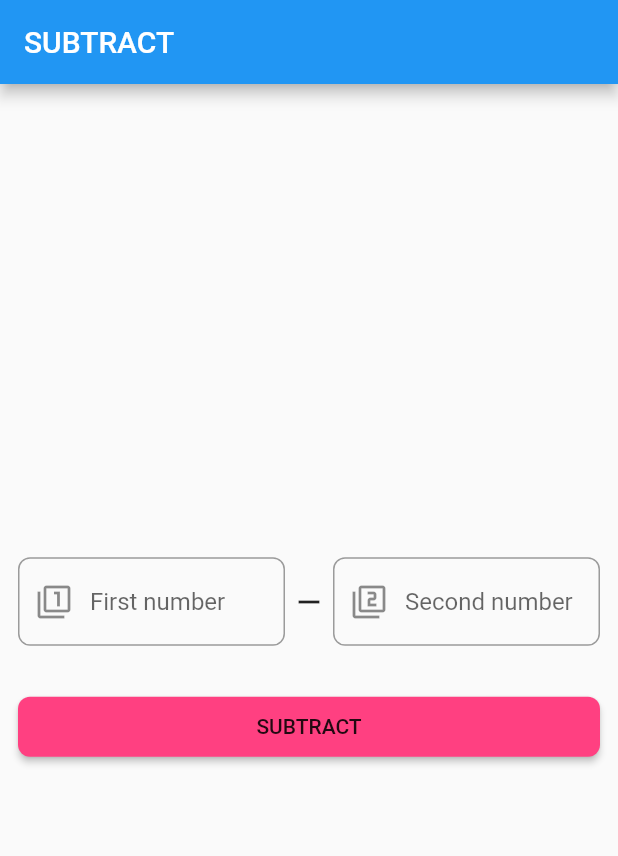
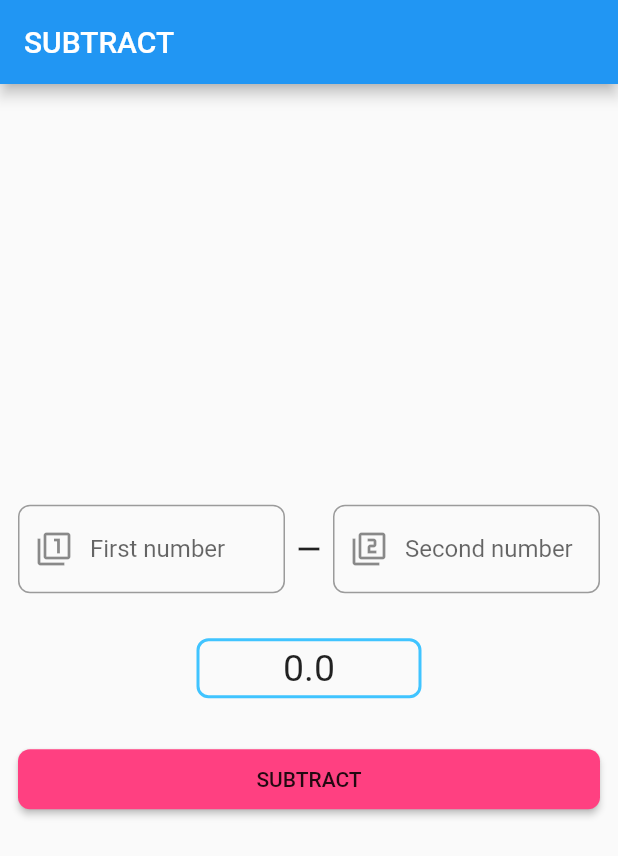
Before and after one commit to JossinAntony/Flutter-Multipages-Arithmetic-Operations, a Flutter app: the screen it shows after launch, after a tap on "SUBTRACT", on a phone screen of 412 x 824 dp. Shown: the top 856 px of the screen. Run offline on Flutter 3.47's test engine with Material 2 defaults, Android fonts, the phone set to English and light mode, and no system bars.

Commit message:
subtract function- difference in textbox

```diff
--- a/lib/pages/subtract.dart
+++ b/lib/pages/subtract.dart
@@ -3,10 +3,23 @@
 import 'package:flutter/material.dart';
 import 'package:flutter/services.dart';
 
-class Subtract extends StatelessWidget {
+class Subtract extends StatefulWidget {
+
+  @override
+  _SubtractState createState() => _SubtractState();
+}
+
+class _SubtractState extends State<Subtract> {
 
   TextEditingController num1Cntrlr = TextEditingController();
   TextEditingController num2Cntrlr = TextEditingController();
+
+  double _difference = 0;
+  _getDifference(double num1, double num2){
+    setState(() {
+      this._difference = (num1 - num2);
+    });
+  }
 
   @override
   Widget build(BuildContext context) {
@@ -70,11 +83,34 @@ class Subtract extends StatelessWidget {
 
               SizedBox(height: 30.0),
 
+              SizedBox(
+                width: 150,
+                height: 40,
+                child: DecoratedBox(
+                  decoration: BoxDecoration(
+                      border: Border.all(
+                        color: Colors.lightBlueAccent,
+                        width: 2,
+                        style: BorderStyle.solid,
+                      ),
+                      borderRadius: BorderRadius.circular(8)
+                  ),
+                  child: Center(
+                    child: Text(_difference.toString(), style: TextStyle(
+                      fontSize: 25,
+                    )),
+                  ),
+                ),
+              ),
+
+              SizedBox(height: 30.0),
+
               ButtonTheme(
                 minWidth: 70,
                 height: 40,
                 child: RaisedButton(
                   onPressed: (){
+                    _getDifference(double.parse(num1Cntrlr.text), double.parse(num2Cntrlr.text));
                     print(double.parse(num1Cntrlr.text) - double.parse(num2Cntrlr.text));
                   },
                   color: Colors.pinkAccent,
```
